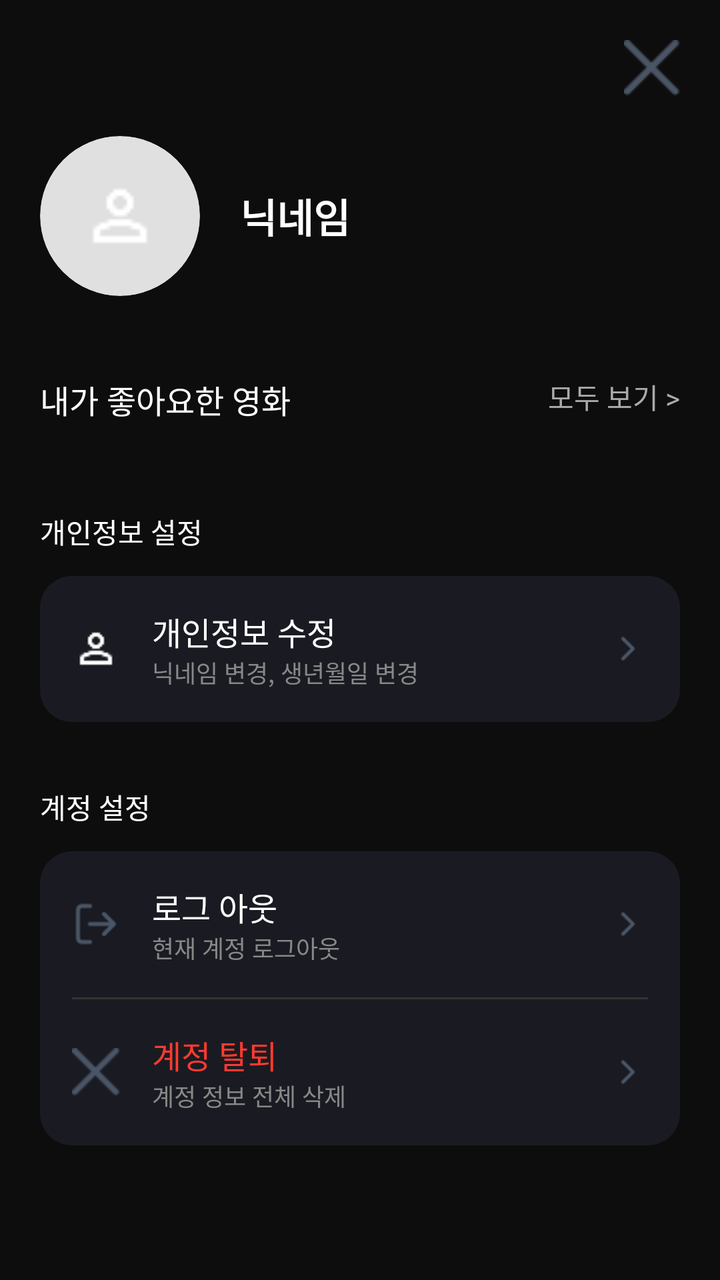
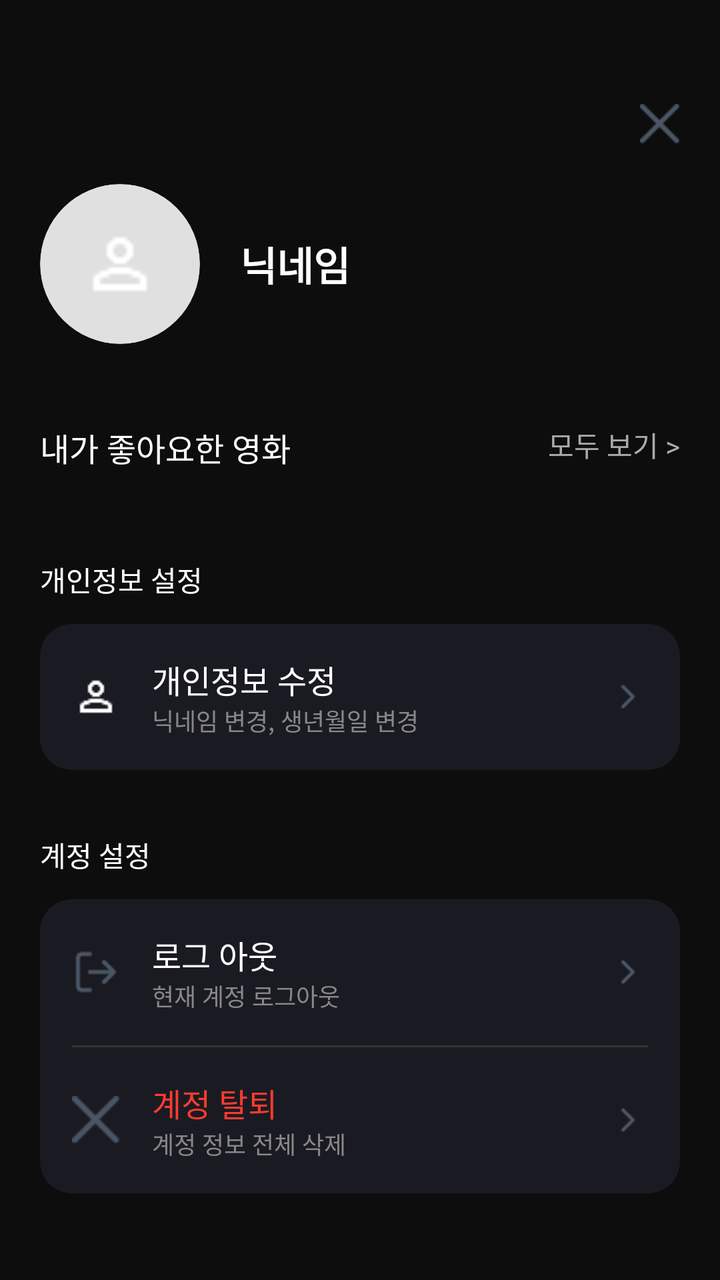

Screens rendered from an Android XML layout before and after an edit, with the pre-edit source and the edit as a unified diff.
<!-- AndroidManifest.xml: application theme Theme.App.Starting -->
<!-- res/layout/fragment_my_page.xml -->
<?xml version="1.0" encoding="utf-8"?>
<androidx.core.widget.NestedScrollView xmlns:android="http://schemas.android.com/apk/res/android"
    xmlns:app="http://schemas.android.com/apk/res-auto"
    android:layout_width="match_parent"
    android:layout_height="match_parent"
    android:background="#0D0D0D"> <LinearLayout
    android:layout_width="match_parent"
    android:layout_height="wrap_content"
    android:orientation="vertical"
    android:padding="20dp">

    <ImageView
        android:id="@+id/btn_close_mypage"
        android:layout_width="28dp"
        android:layout_height="28dp"
        android:layout_gravity="end"
        android:src="@drawable/ic_close"
        app:tint="#FFFFFF" />

    <LinearLayout
        android:layout_width="match_parent"
        android:layout_height="wrap_content"
        android:orientation="horizontal"
        android:gravity="center_vertical"
        android:layout_marginTop="20dp">

        <androidx.cardview.widget.CardView
            android:layout_width="80dp"
            android:layout_height="80dp"
            app:cardCornerRadius="40dp"
            app:cardBackgroundColor="#E0E0E0"
            app:cardElevation="0dp">
            <ImageView
                android:layout_width="match_parent"
                android:layout_height="match_parent"
                android:padding="20dp"
                android:src="@drawable/ic_person"
                app:tint="#555555" />
        </androidx.cardview.widget.CardView>

        <TextView
            android:id="@+id/tv_user_name"
            android:layout_width="wrap_content"
            android:layout_height="wrap_content"
            android:layout_marginStart="20dp"
            android:text="닉네임"
            android:textColor="#FFFFFF"
            android:textSize="20sp"
            android:textStyle="bold" />
    </LinearLayout>

    <RelativeLayout
        android:layout_width="match_parent"
        android:layout_height="wrap_content"
        android:layout_marginTop="40dp"
        android:layout_marginBottom="12dp">

        <TextView
            android:layout_width="wrap_content"
            android:layout_height="wrap_content"
            android:text="내가 좋아요한 영화"
            android:textColor="#FFFFFF"
            android:textSize="16sp" />

        <TextView
            android:id="@+id/btn_view_all_movies"
            android:layout_width="wrap_content"
            android:layout_height="wrap_content"
            android:layout_alignParentEnd="true"
            android:text="모두 보기 >"
            android:textColor="#AAAAAA"
            android:textSize="14sp" />
    </RelativeLayout>

    <androidx.recyclerview.widget.RecyclerView
        android:id="@+id/rv_liked_movies_horizontal"
        android:layout_width="match_parent"
        android:layout_height="wrap_content"
        android:clipToPadding="false"
        android:orientation="horizontal"
        app:layoutManager="androidx.recyclerview.widget.LinearLayoutManager" />

    <TextView
        android:layout_width="wrap_content"
        android:layout_height="wrap_content"
        android:layout_marginTop="32dp"
        android:text="개인정보 설정"
        android:textColor="#FFFFFF"
        android:textSize="14sp"
        android:layout_marginBottom="12dp"/>

    <LinearLayout
        android:id="@+id/btn_edit_profile"
        android:layout_width="match_parent"
        android:layout_height="wrap_content"
        android:background="@drawable/bg_setting_card"
        android:orientation="horizontal"
        android:gravity="center_vertical"
        android:padding="16dp">
        <ImageView
            android:layout_width="24dp"
            android:layout_height="24dp"
            android:src="@drawable/ic_person"
            app:tint="#888888"/>
        <LinearLayout
            android:layout_width="0dp"
            android:layout_height="wrap_content"
            android:layout_weight="1"
            android:orientation="vertical"
            android:layout_marginStart="16dp">
            <TextView
                android:layout_width="wrap_content"
                android:layout_height="wrap_content"
                android:text="개인정보 수정"
                android:textColor="#FFFFFF"
                android:textSize="16sp" />
            <TextView
                android:layout_width="wrap_content"
                android:layout_height="wrap_content"
                android:text="닉네임 변경, 생년월일 변경"
                android:textColor="#888888"
                android:textSize="12sp" />
        </LinearLayout>
        <ImageView
            android:layout_width="20dp"
            android:layout_height="20dp"
            android:src="@drawable/ic_to_go"
            app:tint="#888888"/>
    </LinearLayout>

    <TextView
        android:layout_width="wrap_content"
        android:layout_height="wrap_content"
        android:layout_marginTop="32dp"
        android:text="계정 설정"
        android:textColor="#FFFFFF"
        android:textSize="14sp"
        android:layout_marginBottom="12dp"/>

    <LinearLayout
        android:layout_width="match_parent"
        android:layout_height="wrap_content"
        android:background="@drawable/bg_setting_card"
        android:orientation="vertical">

        <LinearLayout
            android:id="@+id/btn_logout"
            android:layout_width="match_parent"
            android:layout_height="wrap_content"
            android:orientation="horizontal"
            android:gravity="center_vertical"
            android:padding="16dp">
            <ImageView
                android:layout_width="24dp"
                android:layout_height="24dp"
                android:src="@drawable/ic_logout"
                app:tint="#888888"/>
            <LinearLayout
                android:layout_width="0dp"
                android:layout_height="wrap_content"
                android:layout_weight="1"
                android:orientation="vertical"
                android:layout_marginStart="16dp">
                <TextView
                    android:layout_width="wrap_content"
                    android:layout_height="wrap_content"
                    android:text="로그 아웃"
                    android:textColor="#FFFFFF"
                    android:textSize="16sp" />
                <TextView
                    android:layout_width="wrap_content"
                    android:layout_height="wrap_content"
                    android:text="현재 계정 로그아웃"
                    android:textColor="#888888"
                    android:textSize="12sp" />
            </LinearLayout>
            <ImageView
                android:layout_width="20dp"
                android:layout_height="20dp"
                android:src="@drawable/ic_to_go"
                app:tint="#888888"/>
        </LinearLayout>

        <View android:layout_width="match_parent" android:layout_height="1dp" android:background="#333333" android:layout_marginHorizontal="16dp"/>

        <LinearLayout
            android:id="@+id/btn_delete_account"
            android:layout_width="match_parent"
            android:layout_height="wrap_content"
            android:orientation="horizontal"
            android:gravity="center_vertical"
            android:padding="16dp">
            <ImageView
                android:layout_width="24dp"
                android:layout_height="24dp"
                android:src="@drawable/ic_close"
                app:tint="#888888"/>
            <LinearLayout
                android:layout_width="0dp"
                android:layout_height="wrap_content"
                android:layout_weight="1"
                android:orientation="vertical"
                android:layout_marginStart="16dp">
                <TextView
                    android:layout_width="wrap_content"
                    android:layout_height="wrap_content"
                    android:text="계정 탈퇴"
                    android:textColor="#FF3B30"
                    android:textSize="16sp" />
                <TextView
                    android:layout_width="wrap_content"
                    android:layout_height="wrap_content"
                    android:text="계정 정보 전체 삭제"
                    android:textColor="#888888"
                    android:textSize="12sp" />
            </LinearLayout>
            <ImageView
                android:layout_width="20dp"
                android:layout_height="20dp"
                android:src="@drawable/ic_to_go"
                app:tint="#888888"/>
        </LinearLayout>
    </LinearLayout>

    <View android:layout_width="match_parent" android:layout_height="40dp"/> </LinearLayout>
</androidx.core.widget.NestedScrollView>
<!-- resources referenced by this layout -->
<resources>
  <!-- drawable bg_setting_card (drawable) -->
  <?xml version="1.0" encoding="utf-8"?>
  <shape xmlns:android="http://schemas.android.com/apk/res/android">
      <solid android:color="#1A1B22" /> <corners android:radius="16dp" />
  </shape>
  <!-- drawable ic_close: png bitmap (drawable, 313 bytes) -->
  <!-- drawable ic_logout: png bitmap (drawable, 437 bytes) -->
  <!-- drawable ic_person: png bitmap (drawable, 398 bytes) -->
  <!-- drawable ic_to_go: png bitmap (drawable, 201 bytes) -->
  <style name="Theme.App.Starting" parent="Theme.SplashScreen">
          <item name="windowSplashScreenBackground">#000000</item>
          <item name="windowSplashScreenAnimatedIcon">@mipmap/app_icon_round</item>
          <item name="postSplashScreenTheme">@style/Theme.LMHYMVandroid</item>
      </style>
  <style name="Theme.LMHYMVandroid" parent="Theme.Material3.Light.NoActionBar">
      </style>
</resources>

<!-- the commit's change to res/layout/fragment_my_page.xml (unified diff, before → after) -->
@@ -11,10 +11,11 @@
 
     <ImageView
         android:id="@+id/btn_close_mypage"
-        android:layout_width="28dp"
-        android:layout_height="28dp"
+        android:layout_width="20dp"
+        android:layout_height="20dp"
         android:layout_gravity="end"
         android:src="@drawable/ic_close"
+        android:layout_marginTop="32dp"
         app:tint="#FFFFFF" />
 
     <LinearLayout
